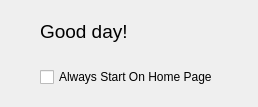
This is NickvisionTubeConverter/UI/Views/HomePage.ui in NickvisionApps/Parabolic as Qt 5 draws it before an edit. The edited form follows.
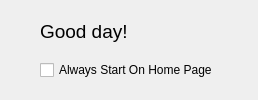
This is the edited form.

```diff
--- a/NickvisionTubeConverter/UI/Views/HomePage.ui
+++ b/NickvisionTubeConverter/UI/Views/HomePage.ui
@@ -2,14 +2,6 @@
 <ui version="4.0">
  <class>HomePage</class>
  <widget class="QWidget" name="HomePage">
-  <property name="geometry">
-   <rect>
-    <x>0</x>
-    <y>0</y>
-    <width>253</width>
-    <height>107</height>
-   </rect>
-  </property>
   <layout class="QHBoxLayout" name="horizontalLayout_2">
    <property name="leftMargin">
     <number>40</number>
```
